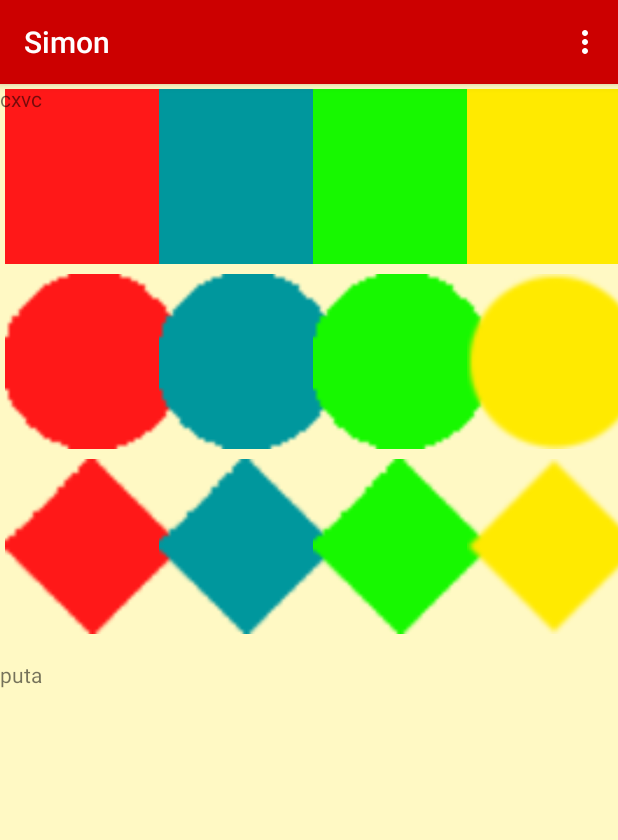
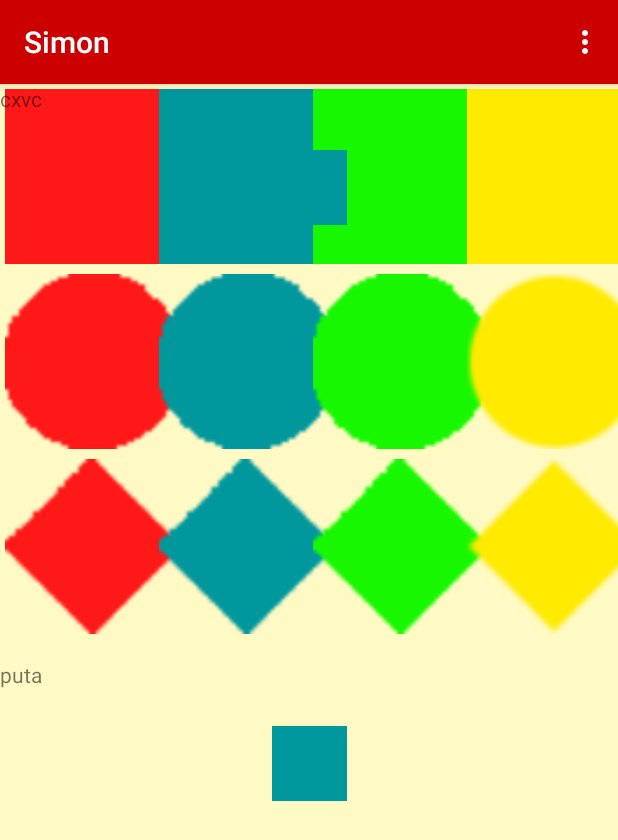
Before and after one commit to aaronsalva27/Simon-Android, an Android app: the fragment SimonRandomFigureFragment placed in its activity, on a phone screen of 412 x 824 dp. Shown: the top 840 px of the screen. Run offline under Robolectric (Android 15) with nearby library versions, the phone set to English and light mode, and no system bars.

```diff
--- /dev/null
+++ b/app/src/main/java/edu/fje/dam/simon/Adapters/ImageAdapter.java
@@ -0,0 +1,55 @@
+package edu.fje.dam.simon.Adapters;
+
+import android.content.Context;
+import android.view.View;
+import android.view.ViewGroup;
+import android.widget.BaseAdapter;
+import android.widget.GridView;
+import android.widget.ImageView;
+
+/**
+ * Created by sava on 25/02/18.
+ */
+
+
+public class ImageAdapter extends BaseAdapter
+{
+    private Context context;
+    private int images[];
+
+    public ImageAdapter(Context c, int[] images)
+    {
+        context = c;
+        this.images = images;
+    }
+
+    //---returns the number of images---
+    public int getCount() {
+        return images.length;
+    }
+
+    //---returns the ID of an item---
+    public Object getItem(int position) {
+        return position;
+    }
+
+    public long getItemId(int position) {
+        return position;
+    }
+
+    //---returns an ImageView view---
+    public View getView(int position, View convertView, ViewGroup parent)
+    {
+        ImageView imageView;
+        if (convertView == null) {
+            imageView = new ImageView(context);
+            imageView.setLayoutParams(new GridView.LayoutParams(185, 185));
+            imageView.setScaleType(ImageView.ScaleType.CENTER_CROP);
+            imageView.setPadding(5, 5, 5, 5);
+        } else {
+            imageView = (ImageView) convertView;
+        }
+        imageView.setImageResource(images[position]);
+        return imageView;
+    }
+}
--- a/app/src/main/java/edu/fje/dam/simon/SimonView/SimonRandomFigureFragment.java
+++ b/app/src/main/java/edu/fje/dam/simon/SimonView/SimonRandomFigureFragment.java
@@ -3,9 +3,11 @@ package edu.fje.dam.simon.SimonView;
 
 import android.os.Bundle;
 import android.app.Fragment;
+import android.support.annotation.Nullable;
 import android.view.LayoutInflater;
 import android.view.View;
 import android.view.ViewGroup;
+import android.widget.ImageView;
 import android.widget.TextView;
 
 import edu.fje.dam.simon.R;
@@ -15,6 +17,7 @@ import edu.fje.dam.simon.R;
  */
 public class SimonRandomFigureFragment extends Fragment {
     private TextView text;
+    private ImageView randomImg;
     private Communicator comm = null;
 
     public SimonRandomFigureFragment() {
@@ -38,4 +41,9 @@ public class SimonRandomFigureFragment extends Fragment {
         comm.randomToMain("un puto mensaje lol");
     }
 
+    @Override
+    public void onCreate(@Nullable Bundle savedInstanceState) {
+        super.onCreate(savedInstanceState);
+        randomImg = (ImageView) getActivity().findViewById(R.id.randomImg);
+    }
 }
--- a/app/src/main/java/edu/fje/dam/simon/SimonView/SimonTableFragment.java
+++ b/app/src/main/java/edu/fje/dam/simon/SimonView/SimonTableFragment.java
@@ -18,6 +18,7 @@ import android.widget.ImageView;
 import android.widget.TextView;
 import android.widget.Toast;
 
+import edu.fje.dam.simon.Adapters.ImageAdapter;
 import edu.fje.dam.simon.R;
 
 
@@ -61,7 +62,7 @@ public class SimonTableFragment extends Fragment {
         super.onActivityCreated(savedInstanceState);
         figuresGrid = (GridView) getActivity().findViewById(R.id.figuresGrid);
 
-        figuresGrid.setAdapter(new ImageAdapter(getContext()));
+        figuresGrid.setAdapter(new ImageAdapter(getContext(),images));
         //figuresGrid.setAdapter(Adapter);
 
         figuresGrid.setOnItemClickListener(new AdapterView.OnItemClickListener()
@@ -89,43 +90,5 @@ public class SimonTableFragment extends Fragment {
         super.onAttach(activity);
     }
 
-    public class ImageAdapter extends BaseAdapter
-    {
-        private Context context;
 
-        public ImageAdapter(Context c)
-        {
-            context = c;
-        }
-
-        //---returns the number of images---
-        public int getCount() {
-            return images.length;
-        }
-
-        //---returns the ID of an item---
-        public Object getItem(int position) {
-            return position;
-        }
-
-        public long getItemId(int position) {
-            return position;
-        }
-
-        //---returns an ImageView view---
-        public View getView(int position, View convertView, ViewGroup parent)
-        {
-            ImageView imageView;
-            if (convertView == null) {
-                imageView = new ImageView(context);
-                imageView.setLayoutParams(new GridView.LayoutParams(185, 185));
-                imageView.setScaleType(ImageView.ScaleType.CENTER_CROP);
-                imageView.setPadding(5, 5, 5, 5);
-            } else {
-                imageView = (ImageView) convertView;
-            }
-            imageView.setImageResource(images[position]);
-            return imageView;
-        }
-    }
 }
--- a/app/src/main/java/edu/fje/dam/simon/WelcomeActivity.java
+++ b/app/src/main/java/edu/fje/dam/simon/WelcomeActivity.java
@@ -65,7 +65,7 @@ public class WelcomeActivity extends AppCompatActivity {
      * realizamos un intent y passamos el nombre del jugador
      */
     public void sendMessage(){
-        Intent intent = new Intent(this, SimonActivity.class);
+        Intent intent = new Intent(this, TableActivity.class);
         //intent.putExtra(EXTRA_MISSATGE, editTextNom.getText().toString());
         startActivity(intent);
     }
--- a/app/src/main/res/layout/fragment_simon_random_figure.xml
+++ b/app/src/main/res/layout/fragment_simon_random_figure.xml
@@ -1,4 +1,5 @@
 <FrameLayout xmlns:android="http://schemas.android.com/apk/res/android"
+    xmlns:app="http://schemas.android.com/apk/res-auto"
     xmlns:tools="http://schemas.android.com/tools"
     android:layout_width="match_parent"
     android:layout_height="match_parent"
@@ -11,4 +12,21 @@
         android:layout_height="match_parent"
         android:text="cxvc" />
 
+    <android.support.constraint.ConstraintLayout
+        android:layout_width="match_parent"
+        android:layout_height="match_parent">
+
+        <ImageView
+            android:id="@+id/randomImg"
+            android:layout_width="wrap_content"
+            android:layout_height="wrap_content"
+            android:layout_marginEnd="8dp"
+            android:layout_marginStart="8dp"
+            android:layout_marginTop="44dp"
+            android:src="@drawable/quadrado_blue"
+            app:layout_constraintEnd_toEndOf="parent"
+            app:layout_constraintStart_toStartOf="parent"
+            app:layout_constraintTop_toTopOf="parent" />
+    </android.support.constraint.ConstraintLayout>
+
 </FrameLayout>
```
Also changed, not shown: app/src/main/AndroidManifest.xml (+2 -5 lines), app/src/main/java/edu/fje/dam/simon/TableActivity.java (added, +118 -0 lines), app/src/main/res/layout/activity_table.xml (added, +32 -0 lines).
